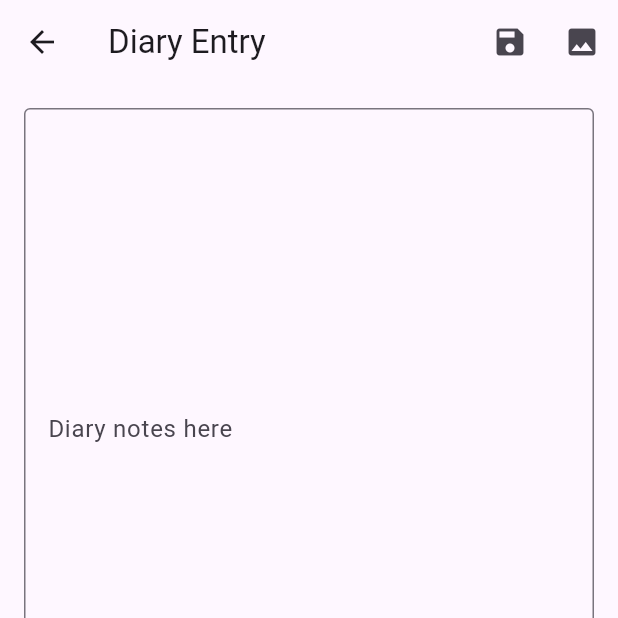
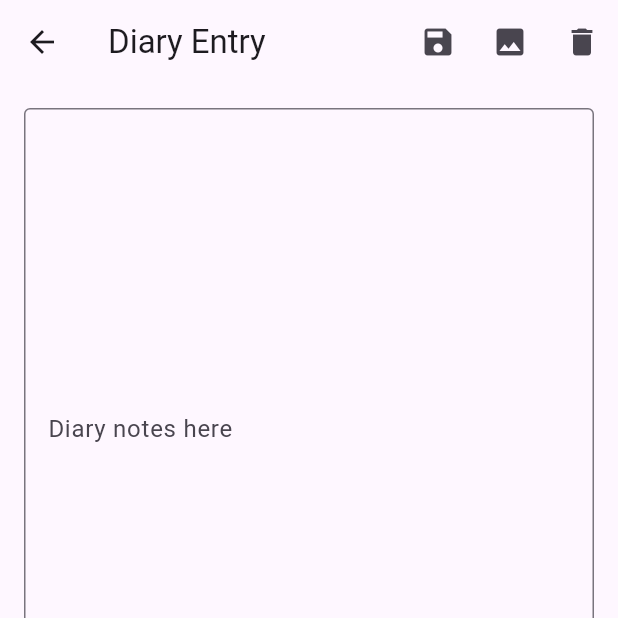
Before and after one commit to Zhgorrin/Journal, a Flutter app: the DiaryEntryPage screen opened directly with empty values, on a phone screen of 412 x 824 dp, the top half of it. Run offline on Flutter 3.47's test engine with Material 3 defaults, Android fonts, the phone set to English and light mode, and no system bars; our stand-ins replace image_picker, sqflite; accounts and stored records are empty.

Commit message:
Add files via upload
Got delete button working

```diff
--- a/project/lib/diary_entry_page.dart
+++ b/project/lib/diary_entry_page.dart
@@ -11,13 +11,13 @@ class DiaryEntryPage extends StatefulWidget {
   final VoidCallback? onDelete;
 
   const DiaryEntryPage({
-    Key? key,
+    super.key,
     this.initialText,
     this.initialImages,
     required this.initialMood,
     required this.onUpdate,
     this.onDelete,
-  }) : super(key: key);
+  });
 
   @override
   State<DiaryEntryPage> createState() => _DiaryEntryPageState();
@@ -29,7 +29,7 @@ class _DiaryEntryPageState extends State<DiaryEntryPage> {
   late int _selectedMood;
 
   @override
-   initState() {
+  initState() {
     super.initState();
     _textEditingController.text = widget.initialText ?? '';
     if (widget.initialImages != null) {
@@ -54,6 +54,14 @@ class _DiaryEntryPageState extends State<DiaryEntryPage> {
             icon: const Icon(Icons.image),
             onPressed: () {
               _pickImage();
+            },
+          ),
+          IconButton(
+            icon: const Icon(Icons.delete),
+            onPressed: () {
+              if (widget.onDelete != null) {
+                widget.onDelete!();
+              }
             },
           ),
         ],
--- a/project/lib/mood_tracker.dart
+++ b/project/lib/mood_tracker.dart
@@ -5,8 +5,7 @@ class MoodTracker extends StatefulWidget {
   final Function(int) onMoodSelected;
 
   const MoodTracker(
-      {Key? key, required this.initialMood, required this.onMoodSelected})
-      : super(key: key);
+      {super.key, required this.initialMood, required this.onMoodSelected});
 
   @override
   _MoodTrackerState createState() => _MoodTrackerState();
```
Also changed, not shown: project/lib/main.dart (+39 -10 lines).
